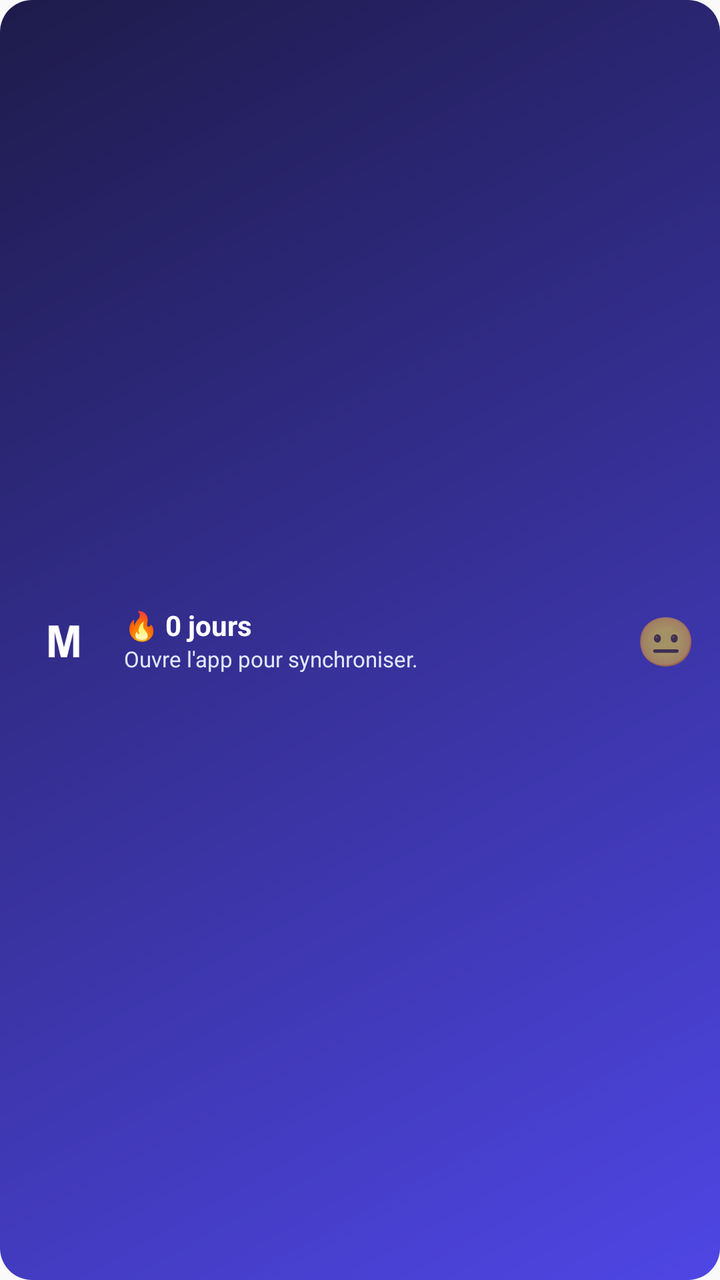
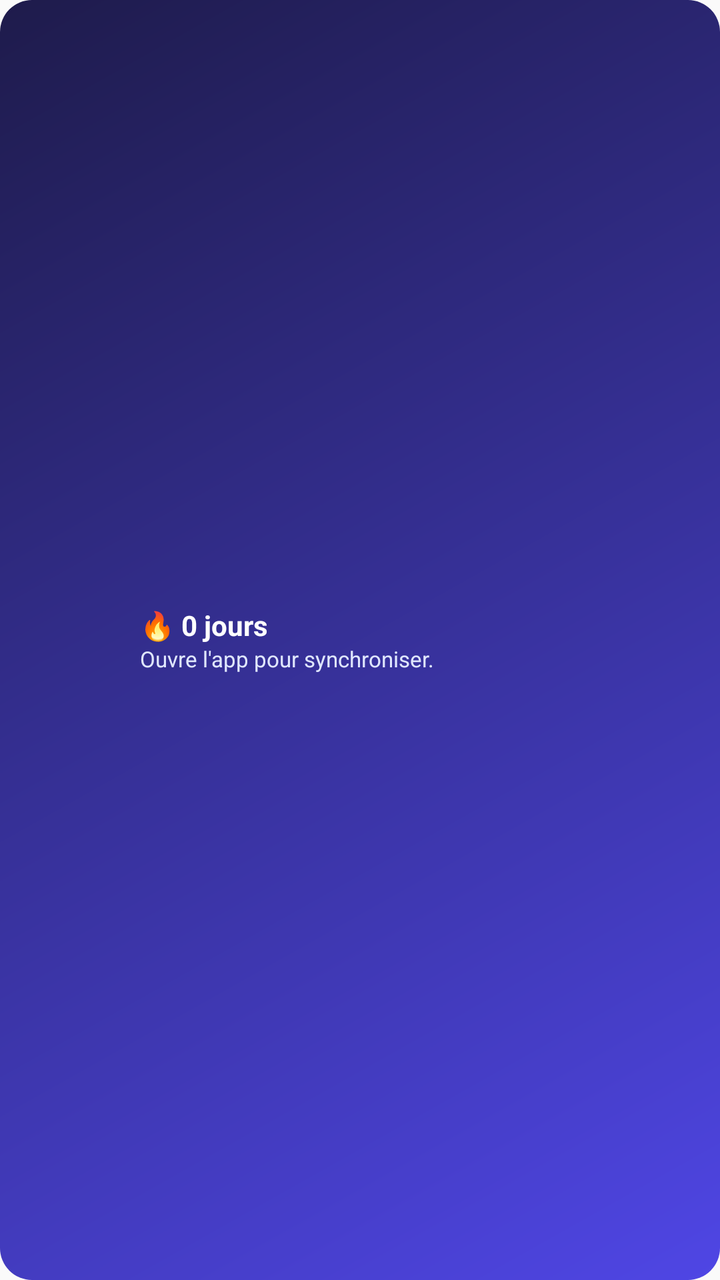

Two renders of the same Android screen: before a commit and after it. Below are the layout's source before the change and the commit's diff.
<!-- AndroidManifest.xml: application theme AppTheme -->
<!-- res/layout/widget_manna_small.xml -->
<?xml version="1.0" encoding="utf-8"?>
<LinearLayout xmlns:android="http://schemas.android.com/apk/res/android"
    android:id="@+id/widgetSmallContainer"
    android:layout_width="match_parent"
    android:layout_height="match_parent"
    android:orientation="horizontal"
    android:gravity="center_vertical"
    android:padding="12dp"
    android:background="@drawable/widget_small_background"
    android:clipToPadding="false"
    android:clipChildren="false">

    
    <ImageView
        android:id="@+id/widgetSmallIcon"
        android:layout_width="40dp"
        android:layout_height="40dp"
        android:src="@mipmap/ic_launcher_foreground"
        android:contentDescription="MannaDaily"
        android:layout_marginEnd="10dp" />

    
    <LinearLayout
        android:layout_width="0dp"
        android:layout_height="wrap_content"
        android:layout_weight="1"
        android:orientation="vertical"
        android:gravity="center_vertical">

        <TextView
            android:id="@+id/widgetSmallStreak"
            android:layout_width="wrap_content"
            android:layout_height="wrap_content"
            android:text="🔥 0 jours"
            android:textColor="#FFFFFF"
            android:textSize="14sp"
            android:textStyle="bold"
            android:maxLines="1"
            android:ellipsize="end" />

        <TextView
            android:id="@+id/widgetSmallMessage"
            android:layout_width="wrap_content"
            android:layout_height="wrap_content"
            android:text="Ouvre l'app pour synchroniser."
            android:textColor="#E0E7FF"
            android:textSize="11sp"
            android:maxLines="1"
            android:ellipsize="end" />
    </LinearLayout>

    
    <TextView
        android:id="@+id/widgetSmallMood"
        android:layout_width="wrap_content"
        android:layout_height="wrap_content"
        android:text="😐"
        android:textSize="24sp"
        android:layout_marginStart="8dp" />

</LinearLayout>
<!-- resources referenced by this layout -->
<resources>
  <!-- drawable widget_small_background (drawable) -->
  <?xml version="1.0" encoding="utf-8"?>
  <shape xmlns:android="http://schemas.android.com/apk/res/android"
      android:shape="rectangle">
      <gradient
          android:startColor="#4F46E5"
          android:endColor="#1E1B4B"
          android:angle="135" />
      <corners android:radius="16dp" />
  </shape>
  <!-- mipmap ic_launcher_foreground (drawable-v24) -->
  <vector xmlns:android="http://schemas.android.com/apk/res/android"
      xmlns:aapt="http://schemas.android.com/aapt"
      android:width="108dp"
      android:height="108dp"
      android:viewportHeight="108"
      android:viewportWidth="108">
      <path
          android:fillType="evenOdd"
          android:pathData="M32,64C32,64 38.39,52.99 44.13,50.95C51.37,48.37 70.14,49.57 70.14,49.57L108.26,87.69L108,109.01L75.97,107.97L32,64Z"
          android:strokeColor="#00000000"
          android:strokeWidth="1">
          <aapt:attr name="android:fillColor">
              <gradient
                  android:endX="78.5885"
                  android:endY="90.9159"
                  android:startX="48.7653"
                  android:startY="61.0927"
                  android:type="linear">
                  <item
                      android:color="#44000000"
                      android:offset="0.0" />
                  <item
                      android:color="#00000000"
                      android:offset="1.0" />
              </gradient>
          </aapt:attr>
      </path>
      <path
          android:fillColor="#FFFFFF"
          android:fillType="nonZero"
          android:pathData="M66.94,46.02L66.94,46.02C72.44,50.07 76,56.61 76,64L32,64C32,56.61 35.56,50.11 40.98,46.06L36.18,41.19C35.45,40.45 35.45,39.3 36.18,38.56C36.91,37.81 38.05,37.81 38.78,38.56L44.25,44.05C47.18,42.57 50.48,41.71 54,41.71C57.48,41.71 60.78,42.57 63.68,44.05L69.11,38.56C69.84,37.81 70.98,37.81 71.71,38.56C72.44,39.3 72.44,40.45 71.71,41.19L66.94,46.02ZM62.94,56.92C64.08,56.92 65,56.01 65,54.88C65,53.76 64.08,52.85 62.94,52.85C61.8,52.85 60.88,53.76 60.88,54.88C60.88,56.01 61.8,56.92 62.94,56.92ZM45.06,56.92C46.2,56.92 47.13,56.01 47.13,54.88C47.13,53.76 46.2,52.85 45.06,52.85C43.92,52.85 43,53.76 43,54.88C43,56.01 43.92,56.92 45.06,56.92Z"
          android:strokeColor="#00000000"
          android:strokeWidth="1" />
  </vector>
  <style name="AppTheme" parent="Theme.AppCompat.Light.DarkActionBar">
          
          <item name="colorPrimary">@color/colorPrimary</item>
          <item name="colorPrimaryDark">@color/colorPrimaryDark</item>
          <item name="colorAccent">@color/colorAccent</item>
      </style>
</resources>

<!-- the commit's change to res/layout/widget_manna_small.xml (unified diff, before → after) -->
@@ -12,11 +12,11 @@
 
     
     <ImageView
-        android:id="@+id/widgetSmallIcon"
-        android:layout_width="40dp"
-        android:layout_height="40dp"
-        android:src="@mipmap/ic_launcher_foreground"
-        android:contentDescription="MannaDaily"
+        android:id="@+id/widgetMannyIcon"
+        android:layout_width="48dp"
+        android:layout_height="48dp"
+        android:src="@drawable/manny_neutral"
+        android:contentDescription="MannaDaily mascot"
         android:layout_marginEnd="10dp" />
 
     
@@ -49,13 +49,4 @@
             android:ellipsize="end" />
     </LinearLayout>
 
-    
-    <TextView
-        android:id="@+id/widgetSmallMood"
-        android:layout_width="wrap_content"
-        android:layout_height="wrap_content"
-        android:text="😐"
-        android:textSize="24sp"
-        android:layout_marginStart="8dp" />
-
 </LinearLayout>
<!-- resource entries referenced after the edit -->
@@ -1,5 +1,6 @@
 <!-- resources referenced by this layout -->
 <resources>
+  <!-- drawable manny_neutral: png bitmap (drawable, 21402 bytes) -->
   <!-- drawable widget_small_background (drawable) -->
   <?xml version="1.0" encoding="utf-8"?>
   <shape xmlns:android="http://schemas.android.com/apk/res/android"
@@ -10,41 +11,6 @@
           android:angle="135" />
       <corners android:radius="16dp" />
   </shape>
-  <!-- mipmap ic_launcher_foreground (drawable-v24) -->
-  <vector xmlns:android="http://schemas.android.com/apk/res/android"
-      xmlns:aapt="http://schemas.android.com/aapt"
-      android:width="108dp"
-      android:height="108dp"
-      android:viewportHeight="108"
-      android:viewportWidth="108">
-      <path
-          android:fillType="evenOdd"
-          android:pathData="M32,64C32,64 38.39,52.99 44.13,50.95C51.37,48.37 70.14,49.57 70.14,49.57L108.26,87.69L108,109.01L75.97,107.97L32,64Z"
-          android:strokeColor="#00000000"
-          android:strokeWidth="1">
-          <aapt:attr name="android:fillColor">
-              <gradient
-                  android:endX="78.5885"
-                  android:endY="90.9159"
-                  android:startX="48.7653"
-                  android:startY="61.0927"
-                  android:type="linear">
-                  <item
-                      android:color="#44000000"
-                      android:offset="0.0" />
-                  <item
-                      android:color="#00000000"
-                      android:offset="1.0" />
-              </gradient>
-          </aapt:attr>
-      </path>
-      <path
-          android:fillColor="#FFFFFF"
-          android:fillType="nonZero"
-          android:pathData="M66.94,46.02L66.94,46.02C72.44,50.07 76,56.61 76,64L32,64C32,56.61 35.56,50.11 40.98,46.06L36.18,41.19C35.45,40.45 35.45,39.3 36.18,38.56C36.91,37.81 38.05,37.81 38.78,38.56L44.25,44.05C47.18,42.57 50.48,41.71 54,41.71C57.48,41.71 60.78,42.57 63.68,44.05L69.11,38.56C69.84,37.81 70.98,37.81 71.71,38.56C72.44,39.3 72.44,40.45 71.71,41.19L66.94,46.02ZM62.94,56.92C64.08,56.92 65,56.01 65,54.88C65,53.76 64.08,52.85 62.94,52.85C61.8,52.85 60.88,53.76 60.88,54.88C60.88,56.01 61.8,56.92 62.94,56.92ZM45.06,56.92C46.2,56.92 47.13,56.01 47.13,54.88C47.13,53.76 46.2,52.85 45.06,52.85C43.92,52.85 43,53.76 43,54.88C43,56.01 43.92,56.92 45.06,56.92Z"
-          android:strokeColor="#00000000"
-          android:strokeWidth="1" />
-  </vector>
   <style name="AppTheme" parent="Theme.AppCompat.Light.DarkActionBar">
           
           <item name="colorPrimary">@color/colorPrimary</item>
